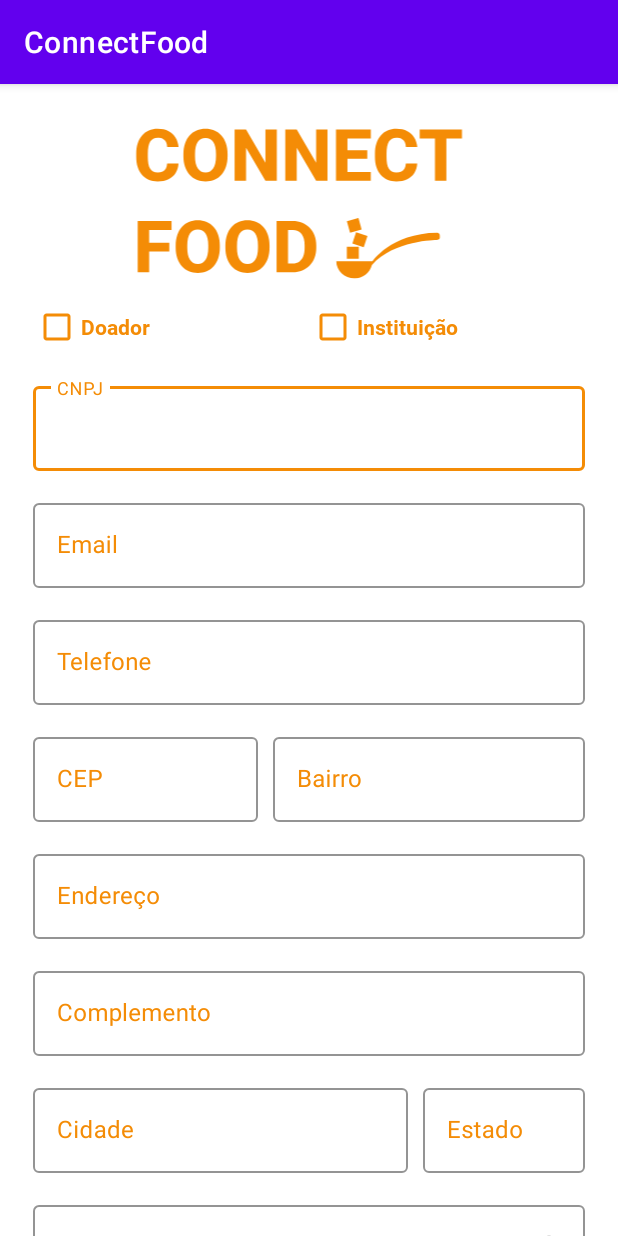
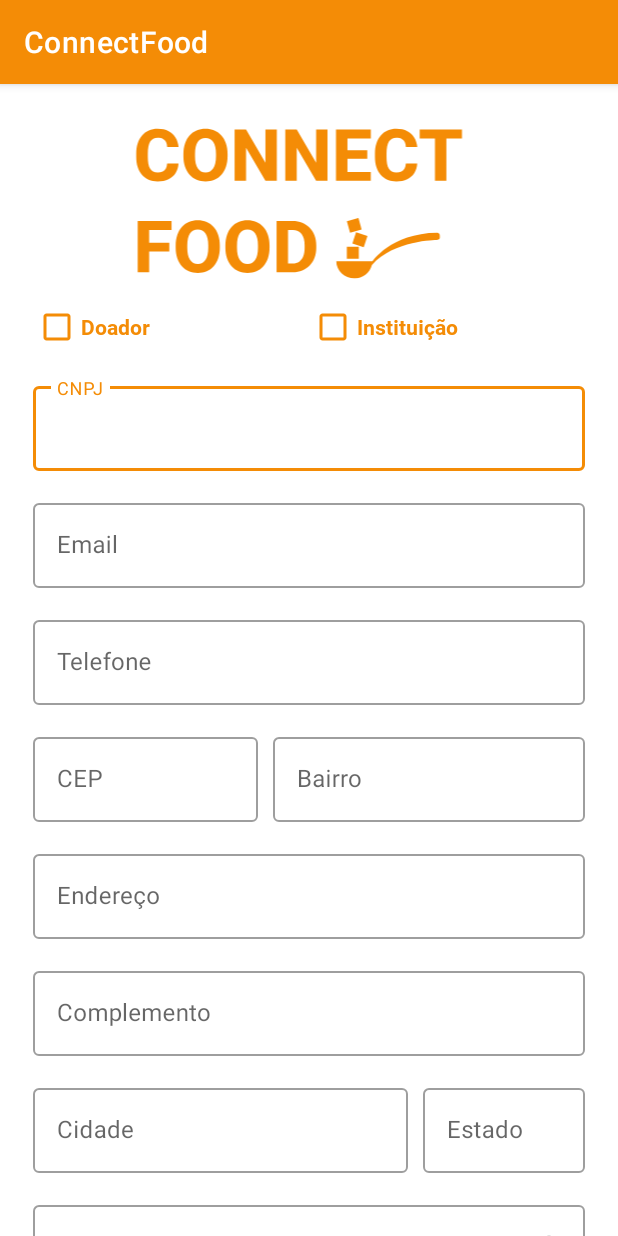
Before and after one commit to pablo-pbc/ConnectFood, an Android app: the SignUpActivity screen opened directly, with no data from a screen before it, on a phone screen of 412 x 824 dp. Run offline under Robolectric (Android 15) with nearby library versions, the phone set to English and light mode, and no system bars; libraries missing offline, so code that uses them is left out: com.santalu.maskara; plain views replace MaskEditText; 1 statement that could not run was skipped.

Commit message:
Feature: add style for dark mode

```diff
--- a/app/src/main/res/layout/activity_donor_recivers_filter_all_screen.xml
+++ b/app/src/main/res/layout/activity_donor_recivers_filter_all_screen.xml
@@ -4,7 +4,6 @@
     xmlns:tools="http://schemas.android.com/tools"
     android:layout_width="match_parent"
     android:layout_height="match_parent"
-    android:background="@color/white"
     android:scrollbars="none"
     tools:context=".DonorReceiversFilterAllActivity">
 
--- a/app/src/main/res/layout/activity_donor_recivers_hello_screen.xml
+++ b/app/src/main/res/layout/activity_donor_recivers_hello_screen.xml
@@ -3,7 +3,6 @@
     xmlns:tools="http://schemas.android.com/tools"
     android:layout_width="match_parent"
     android:layout_height="match_parent"
-    android:background="@color/white"
     android:scrollbars="none"
     tools:context=".DonorReceiversHelloScrActivity">
 
@@ -46,7 +45,6 @@
             android:layout_width="match_parent"
             android:layout_height="wrap_content"
             android:text="@string/hello_screen_standard_saudation"
-            android:textColor="#000"
             android:textSize="24sp"
             android:textAlignment="center"
             android:layout_marginTop="50dp"
@@ -68,7 +66,6 @@
             android:layout_width="match_parent"
             android:layout_height="wrap_content"
             android:text="@string/hello_screen_user_logged_name"
-            android:textColor="#000"
             android:textSize="24sp"
             android:textAlignment="center"
             android:fontFamily="@font/roboto_regular"
@@ -79,7 +76,6 @@
             android:layout_width="match_parent"
             android:layout_height="wrap_content"
             android:text="@string/hello_screen_user_logged_slogan"
-            android:textColor="#000"
             android:textSize="16sp"
             android:fontFamily="@font/roboto_regular"
             android:textAlignment="center"/>
--- a/app/src/main/res/layout/activity_donor_recivers_schedule_details_screen.xml
+++ b/app/src/main/res/layout/activity_donor_recivers_schedule_details_screen.xml
@@ -4,7 +4,6 @@
     xmlns:tools="http://schemas.android.com/tools"
     android:layout_width="match_parent"
     android:layout_height="match_parent"
-    android:background="@color/white"
     android:scrollbars="none"
     tools:context=".DonorReceiversScheduleDetailsActivity">
 
--- a/app/src/main/res/layout/activity_login.xml
+++ b/app/src/main/res/layout/activity_login.xml
@@ -4,7 +4,6 @@
     xmlns:tools="http://schemas.android.com/tools"
     android:layout_width="match_parent"
     android:layout_height="match_parent"
-    android:background="@color/white"
     android:scrollbars="none"
     tools:context=".LoginActivity">
 
@@ -47,11 +46,7 @@
             style="@style/Widget.MaterialComponents.TextInputLayout.OutlinedBox"
             android:layout_width="match_parent"
             android:layout_height="wrap_content"
-            android:layout_marginTop="0dp"
-            android:hint="@string/sign_in_input_login_hint"
-            app:hintTextColor="@color/orangeConnectFood"
-            android:textColorHint="@color/orangeConnectFood"
-            app:boxStrokeColor="@color/orangeConnectFood">
+            android:hint="@string/sign_in_input_login_hint">
 
             <com.santalu.maskara.widget.MaskEditText
                 android:id="@+id/signInLoginInput"
@@ -81,9 +76,6 @@
             android:layout_height="wrap_content"
             android:layout_marginTop="0dp"
             android:hint="@string/sign_in_input_password_hint"
-            app:hintTextColor="@color/orangeConnectFood"
-            android:textColorHint="@color/orangeConnectFood"
-            app:boxStrokeColor="@color/orangeConnectFood"
             app:passwordToggleEnabled="true">
 
             <com.google.android.material.textfield.TextInputEditText
--- a/app/src/main/res/layout/activity_main.xml
+++ b/app/src/main/res/layout/activity_main.xml
@@ -7,7 +7,6 @@
     android:layout_height="wrap_content"
     android:orientation="vertical"
     android:layout_gravity="center"
-    android:background="#FEFCFD"
     tools:context=".MainActivity">
 
     <ImageView
--- a/app/src/main/res/layout/activity_sign_up.xml
+++ b/app/src/main/res/layout/activity_sign_up.xml
@@ -4,7 +4,6 @@
     xmlns:tools="http://schemas.android.com/tools"
     android:layout_width="match_parent"
     android:layout_height="match_parent"
-    android:background="@color/white"
     android:scrollbars="none"
     tools:context=".SignUpActivity">
 
@@ -57,10 +56,7 @@
             android:layout_width="match_parent"
             android:layout_height="wrap_content"
             android:layout_marginTop="10dp"
-            android:hint="@string/sign_up_cnpj"
-            app:hintTextColor="@color/orangeConnectFood"
-            android:textColorHint="@color/orangeConnectFood"
-            app:boxStrokeColor="@color/orangeConnectFood">
+            android:hint="@string/sign_up_cnpj">
 
             <com.santalu.maskara.widget.MaskEditText
                 android:id="@+id/signUpInputCNPJ"
@@ -80,10 +76,7 @@
             android:layout_width="match_parent"
             android:layout_height="wrap_content"
             android:layout_marginTop="16dp"
-            android:hint="@string/sign_up_email"
-            app:hintTextColor="@color/orangeConnectFood"
-            android:textColorHint="@color/orangeConnectFood"
-            app:boxStrokeColor="@color/orangeConnectFood">
+            android:hint="@string/sign_up_email">
 
             <com.google.android.material.textfield.TextInputEditText
                 android:id="@+id/signUpInputEmail"
@@ -100,10 +93,7 @@
             android:layout_width="match_parent"
             android:layout_height="wrap_content"
             android:layout_marginTop="16dp"
-            android:hint="@string/sign_up_telefone"
-            app:hintTextColor="@color/orangeConnectFood"
-            android:textColorHint="@color/orangeConnectFood"
-            app:boxStrokeColor="@color/orangeConnectFood">
+            android:hint="@string/sign_up_telefone">
 
             <com.santalu.maskara.widget.MaskEditText
                 android:id="@+id/signUpInputTelephone"
@@ -128,10 +118,7 @@
                 android:layout_width="150dp"
                 android:layout_height="wrap_content"
                 android:layout_marginTop="16dp"
-                android:hint="@string/sign_up_cep"
-                app:hintTextColor="@color/orangeConnectFood"
-                android:textColorHint="@color/orangeConnectFood"
-                app:boxStrokeColor="@color/orangeConnectFood">
+                android:hint="@string/sign_up_cep">
 
                 <com.santalu.maskara.widget.MaskEditText
                     android:id="@+id/signUpInputCEP"
@@ -152,10 +139,7 @@
                 android:layout_height="wrap_content"
                 android:layout_marginTop="16dp"
                 android:layout_marginStart="10dp"
-                android:hint="@string/sign_up_bairro"
-                app:hintTextColor="@color/orangeConnectFood"
-                android:textColorHint="@color/orangeConnectFood"
-                app:boxStrokeColor="@color/orangeConnectFood">
+                android:hint="@string/sign_up_bairro">
 
                 <com.google.android.material.textfield.TextInputEditText
                     android:id="@+id/signUpInputBairro"
@@ -175,10 +159,7 @@
             android:layout_width="match_parent"
             android:layout_height="wrap_content"
             android:layout_marginTop="16dp"
-            android:hint="@string/sign_up_endereco"
-            app:hintTextColor="@color/orangeConnectFood"
-            android:textColorHint="@color/orangeConnectFood"
-            app:boxStrokeColor="@color/orangeConnectFood">
+            android:hint="@string/sign_up_endereco">
 
             <com.google.android.material.textfield.TextInputEditText
                 android:id="@+id/signUpInputEndereco"
@@ -195,10 +176,7 @@
             android:layout_width="match_parent"
             android:layout_height="wrap_content"
             android:layout_marginTop="16dp"
-            android:hint="@string/sign_up_complemento"
-            app:hintTextColor="@color/orangeConnectFood"
-            android:textColorHint="@color/orangeConnectFood"
-            app:boxStrokeColor="@color/orangeConnectFood">
+            android:hint="@string/sign_up_complemento">
 
             <com.google.android.material.textfield.TextInputEditText
                 android:id="@+id/signUpInputComplemento"
@@ -220,10 +198,7 @@
                 android:layout_width="250dp"
                 android:layout_height="wrap_content"
                 android:layout_marginTop="16dp"
-                android:hint="@string/sign_up_cidade"
-                app:hintTextColor="@color/orangeConnectFood"
-                android:textColorHint="@color/orangeConnectFood"
-                app:boxStrokeColor="@color/orangeConnectFood">
+                android:hint="@string/sign_up_cidade">
 
                 <com.google.android.material.textfield.TextInputEditText
                     android:id="@+id/signUpInputCidade"
@@ -242,10 +217,7 @@
                 android:layout_height="wrap_content"
                 android:layout_marginTop="16dp"
                 android:layout_marginStart="10dp"
-                android:hint="@string/sign_up_estado"
-                app:hintTextColor="@color/orangeConnectFood"
-                android:textColorHint="@color/orangeConnectFood"
-                app:boxStrokeColor="@color/orangeConnectFood">
+                android:hint="@string/sign_up_estado">
 
                 <com.google.android.material.textfield.TextInputEditText
                     android:id="@+id/signUpInputEstado"
@@ -266,9 +238,6 @@
             android:layout_height="wrap_content"
             android:layout_marginTop="16dp"
             android:hint="@string/sign_up_password"
-            app:hintTextColor="@color/orangeConnectFood"
-            android:textColorHint="@color/orangeConnectFood"
-            app:boxStrokeColor="@color/orangeConnectFood"
             app:passwordToggleEnabled="true">
 
             <com.google.android.material.textfield.TextInputEditText
@@ -298,9 +267,6 @@
             android:layout_height="wrap_content"
             android:layout_marginTop="16dp"
             android:hint="@string/sign_up_confirm_password"
-            app:hintTextColor="@color/orangeConnectFood"
-            android:textColorHint="@color/orangeConnectFood"
-            app:boxStrokeColor="@color/orangeConnectFood"
             app:passwordToggleEnabled="true">
 
             <com.google.android.material.textfield.TextInputEditText
--- a/app/src/main/res/layout/estabelecimentos_filtered.xml
+++ b/app/src/main/res/layout/estabelecimentos_filtered.xml
@@ -2,14 +2,14 @@
     android:id="@+id/filteredBlock"
     android:layout_width="match_parent"
     android:layout_height="wrap_content"
-    android:orientation="vertical"
-    android:layout_marginVertical="5dp">
+    android:orientation="vertical">
 
     <LinearLayout
         android:layout_width="match_parent"
         android:layout_height="wrap_content"
         android:orientation="horizontal"
-        android:gravity="center">
+        android:gravity="center"
+        android:layout_marginVertical="5dp">
 
         <ImageView
             android:id="@+id/filteredUserLogo"
--- a/app/src/main/res/layout/estabelecimentos_grid.xml
+++ b/app/src/main/res/layout/estabelecimentos_grid.xml
@@ -4,7 +4,8 @@
     android:layout_width="wrap_content"
     android:layout_height="wrap_content"
     android:orientation="vertical"
-    android:layout_marginHorizontal="10dp">
+    android:layout_marginHorizontal="10dp"
+    android:layout_marginVertical="5dp">
 
     <ImageView
         android:id="@+id/filterAllNoLoggedUserLogo"
--- a/app/src/main/res/values-night/themes.xml
+++ b/app/src/main/res/values-night/themes.xml
@@ -2,13 +2,13 @@
     <!-- Base application theme. -->
     <style name="Theme.ConnectFood" parent="Theme.MaterialComponents.DayNight.DarkActionBar">
         <!-- Primary brand color. -->
-        <item name="colorPrimary">@color/purple_200</item>
+        <item name="colorPrimary">@color/orangeConnectFood</item>
         <item name="colorPrimaryVariant">@color/purple_700</item>
         <item name="colorOnPrimary">@color/black</item>
         <!-- Secondary brand color. -->
         <item name="colorSecondary">@color/teal_200</item>
         <item name="colorSecondaryVariant">@color/teal_200</item>
-        <item name="colorOnSecondary">@color/black</item>
+        <item name="colorOnSecondary">@color/white</item>
         <!-- Status bar color. -->
         <item name="android:statusBarColor">?attr/colorPrimaryVariant</item>
         <!-- Customize your theme here. -->
--- a/app/src/main/res/values/themes.xml
+++ b/app/src/main/res/values/themes.xml
@@ -2,7 +2,7 @@
     <!-- Base application theme. -->
     <style name="Theme.ConnectFood" parent="Theme.MaterialComponents.DayNight.DarkActionBar">
         <!-- Primary brand color. -->
-        <item name="colorPrimary">@color/purple_500</item>
+        <item name="colorPrimary">@color/orangeConnectFood</item>
         <item name="colorPrimaryVariant">@color/purple_700</item>
         <item name="colorOnPrimary">@color/white</item>
         <!-- Secondary brand color. -->
```
